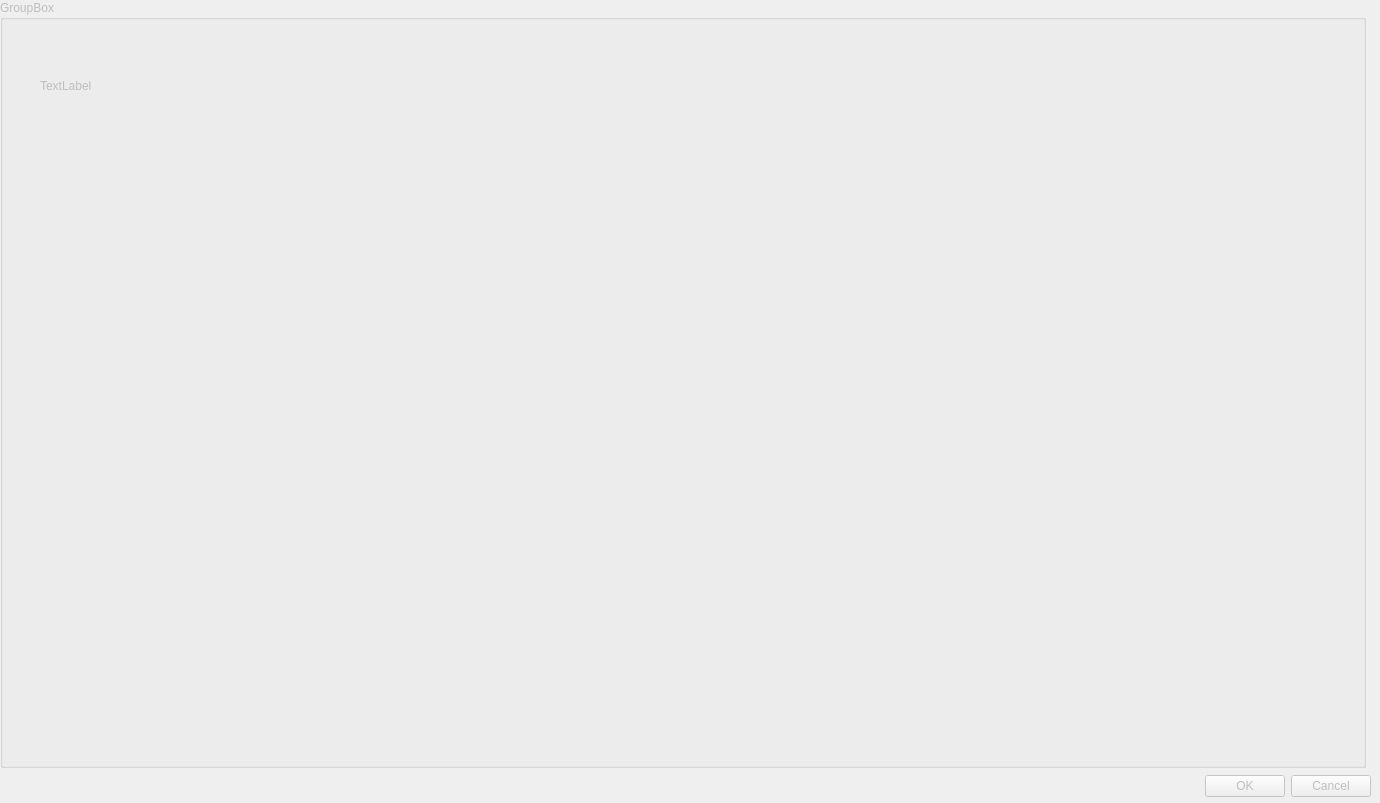
Before: the Qt Designer form dialogui.ui in wuyubo/skinAssistant, drawn with Qt 5.
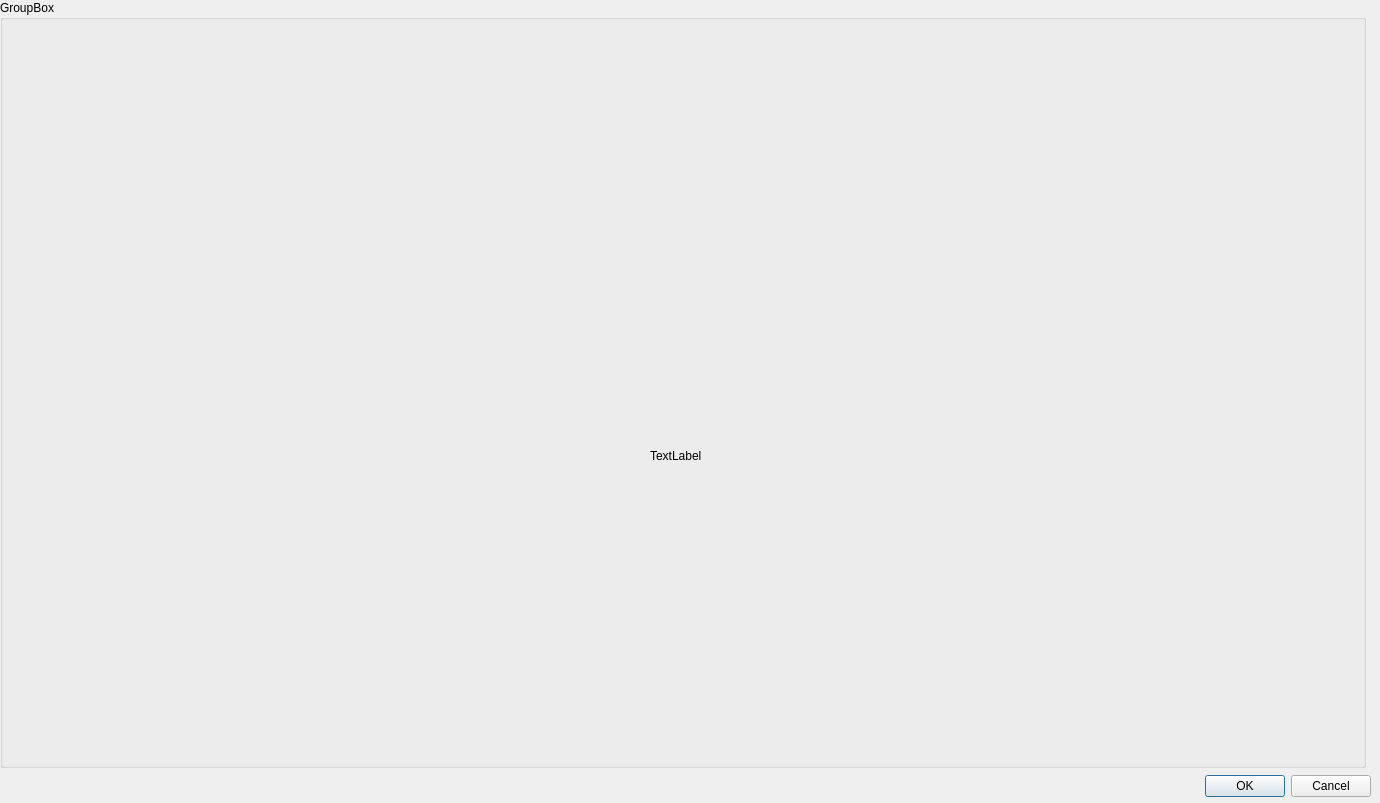
After: the same form once the commit is applied.

Patch:
```diff
--- a/dialogui.ui
+++ b/dialogui.ui
@@ -3,7 +3,7 @@
  <class>DialogUI</class>
  <widget class="QDialog" name="DialogUI">
   <property name="enabled">
-   <bool>false</bool>
+   <bool>true</bool>
   </property>
   <property name="geometry">
    <rect>
@@ -17,6 +17,9 @@
    <string>Dialog</string>
   </property>
   <widget class="QDialogButtonBox" name="buttonBox">
+   <property name="enabled">
+    <bool>true</bool>
+   </property>
    <property name="geometry">
     <rect>
      <x>1030</x>
@@ -33,6 +36,9 @@
    </property>
   </widget>
   <widget class="QGroupBox" name="groupBox">
+   <property name="enabled">
+    <bool>true</bool>
+   </property>
    <property name="geometry">
     <rect>
      <x>0</x>
@@ -45,12 +51,15 @@
     <string>GroupBox</string>
    </property>
    <widget class="QLabel" name="label">
+    <property name="enabled">
+     <bool>true</bool>
+    </property>
     <property name="geometry">
      <rect>
-      <x>40</x>
-      <y>30</y>
+      <x>650</x>
+      <y>410</y>
       <width>101</width>
-      <height>111</height>
+      <height>91</height>
      </rect>
     </property>
     <property name="text">
```
